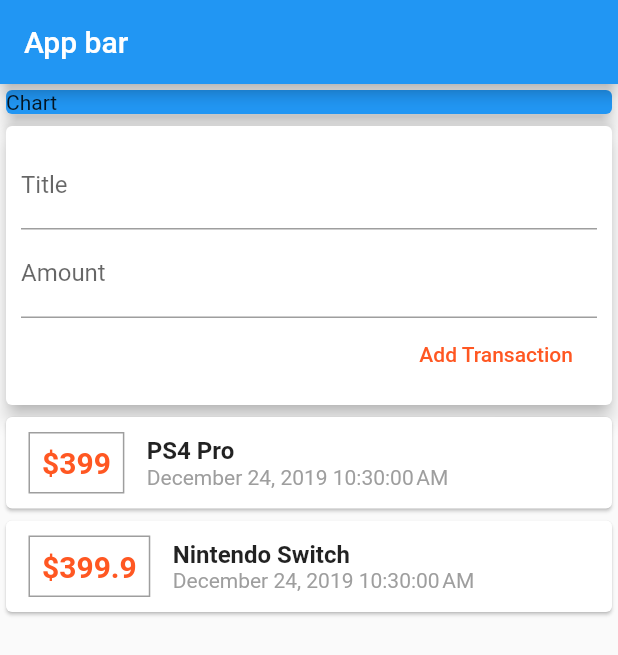
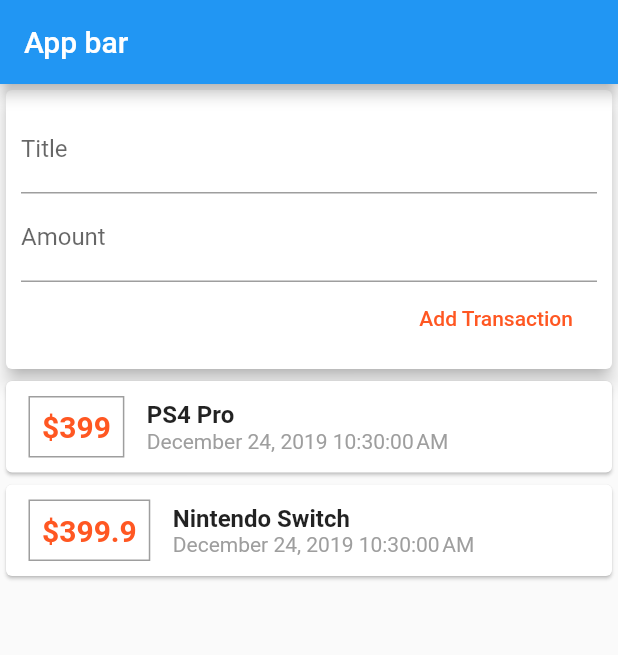
Before and after one commit to ImBeemoX/flutter-personal-expenses, a Flutter app: the screen it shows after launch, on a phone screen of 412 x 824 dp. Shown: the top 655 px of the screen. Run offline on Flutter 3.47's test engine with Material 2 defaults, Android fonts, the phone set to English and light mode, and no system bars.

Commit message:
remove chart card

```diff
--- a/lib/main.dart
+++ b/lib/main.dart
@@ -28,7 +28,7 @@ class MyHomePage extends State {
       ),
       body: Column(
         mainAxisAlignment: MainAxisAlignment.start,
-        children: <Widget>[Card(color: Colors.blue, child: Container(child: Text("Chart"), width: double.infinity,), elevation: 5, ),
+        children: <Widget>[
         Card(elevation: 5,child: Container(padding: EdgeInsets.all(10) ,child: Column(crossAxisAlignment: CrossAxisAlignment.end, children: <Widget>[TextField(decoration: InputDecoration(labelText: "Title"), onChanged: (value){this.titleInput = value;},),
         TextField(decoration: InputDecoration(labelText: "Amount"), onChanged: (value){this.amountInput = value;},),
         FlatButton(child: Text('Add Transaction'), textColor: Colors.deepOrange, onPressed: (){
```
